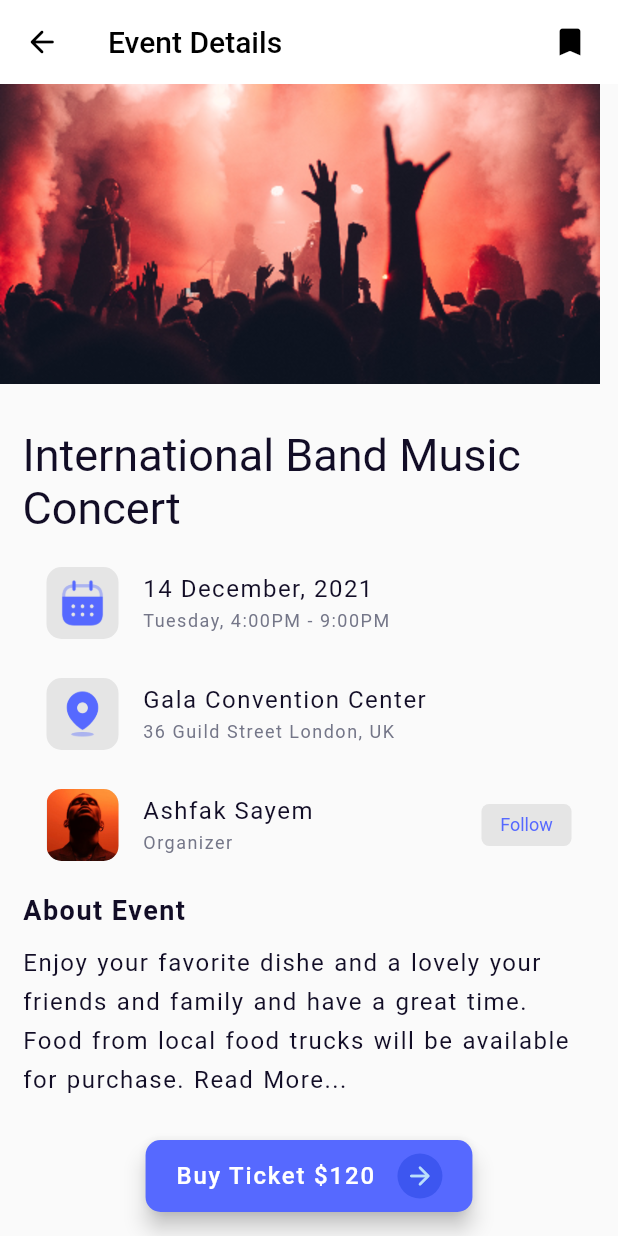
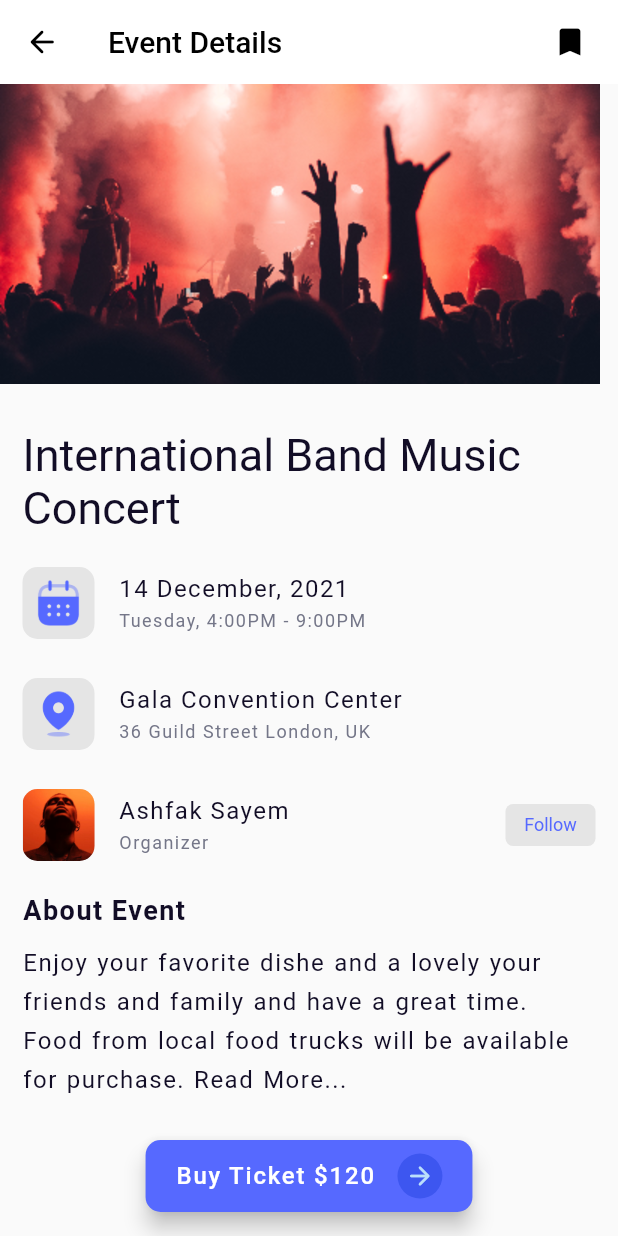
Before and after one commit to ShankarJK/EventApp, a Flutter app: the screen it shows after launch, after a tap on "10", on a phone screen of 412 x 824 dp. Run offline on Flutter 3.47's test engine with Material 2 defaults, Android fonts, the phone set to English and light mode, and no system bars; our stand-ins replace mobx; generated files the repository leaves out were written again.

Commit message:
changes in aboutpage

```diff
--- a/lib/App.dart
+++ b/lib/App.dart
@@ -13,7 +13,7 @@ class MyApp extends StatelessWidget {
     return MaterialApp(
       debugShowCheckedModeBanner: false,
 
-      // Assign the value of constructor AppRoute and pass the value of parameter
+      // Assign the value of constructor AppRoute and pass the value to parameter
       onGenerateRoute:
           AppRoute(initialPage: Pages.homeScreenConfig, initialPageData: null)
               .onGenerateRoute,
--- a/lib/Pages/AboutScreen/AboutScreen.dart
+++ b/lib/Pages/AboutScreen/AboutScreen.dart
@@ -87,7 +87,7 @@ class _AboutScreenState extends State<AboutScreen> {
             child: SizedBox(
               height: 500,
               child: ListView(
-                shrinkWrap: true,
+                //shrinkWrap: true,
                 children: [
                   Text(
                     // Consume the value of event.event
@@ -100,12 +100,8 @@ class _AboutScreenState extends State<AboutScreen> {
                   const SizedBox(
                     height: 18,
                   ),
-                  Container(
-                    child: Column(
-                      crossAxisAlignment: CrossAxisAlignment.start,
-                      mainAxisAlignment: MainAxisAlignment.start,
-                      children: [
                   ListTile(
+                   contentPadding: const EdgeInsets.all(0),
                     leading: Container(
                         alignment: Alignment.topLeft,
                         height: 48,
@@ -149,6 +145,7 @@ class _AboutScreenState extends State<AboutScreen> {
                     height: 18,
                   ),
                   ListTile(
+                     contentPadding: const EdgeInsets.all(0),
                     leading: Container(
                         height: 48,
                         width: 48,
@@ -191,6 +188,7 @@ class _AboutScreenState extends State<AboutScreen> {
                     height: 18,
                   ),
                   ListTile(
+                    contentPadding: const EdgeInsets.all(0),
                     leading: Container(
                       height: 48,
                       width: 48,
@@ -242,9 +240,6 @@ class _AboutScreenState extends State<AboutScreen> {
                         style: TextStyle(
                             color: Color(0xff5669FF), fontSize: 12),
                       ),
-                          ),
-                        ),
-                      ],
                     ),
                   ),
                   const SizedBox(
```
Lines whose indentation alone changed are shown as unchanged.
